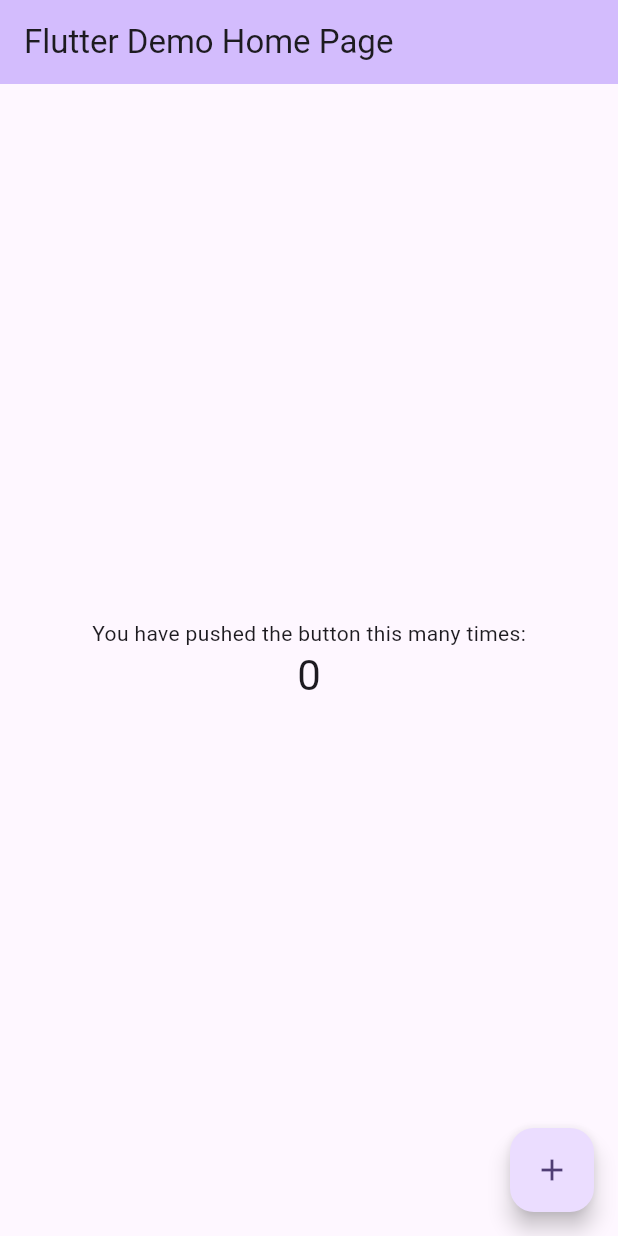
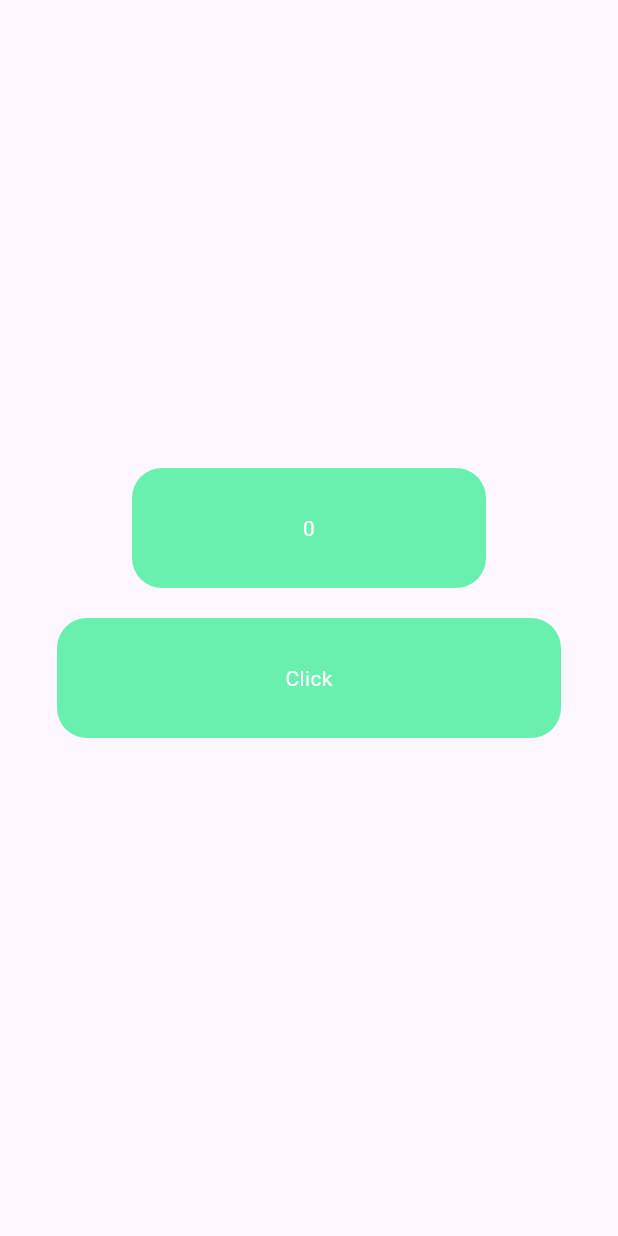
Before and after one commit to abir1219/getx_tutorial, a Flutter app: the screen it shows after launch, on a phone screen of 412 x 824 dp. Run offline on Flutter 3.47's test engine with Material 2 defaults, Android fonts, the phone set to English and light mode, and no system bars; our stand-ins replace get.

```diff
--- /dev/null
+++ b/lib/controller/tap_controller.dart
@@ -0,0 +1,13 @@
+import 'package:flutter/cupertino.dart';
+import 'package:get/get.dart';
+
+class TapController extends GetxController {
+  int _x = 0;
+  int get x => _x;
+
+  void increaseX(){
+    _x++;
+    debugPrint("$_x");
+    update();
+  }
+}
--- a/lib/main.dart
+++ b/lib/main.dart
@@ -1,4 +1,5 @@
 import 'package:flutter/material.dart';
+import 'package:getx_tutorial/screens/my_home_page.dart';
 
 void main() {
   runApp(const MyApp());
@@ -11,7 +12,8 @@ class MyApp extends StatelessWidget {
   @override
   Widget build(BuildContext context) {
     return MaterialApp(
-      title: 'Flutter Demo',
+      title: 'Getx Practice',
+      debugShowCheckedModeBanner: false,
       theme: ThemeData(
         // This is the theme of your application.
         //
@@ -31,95 +33,7 @@ class MyApp extends StatelessWidget {
         colorScheme: ColorScheme.fromSeed(seedColor: Colors.deepPurple),
         useMaterial3: true,
       ),
-      home: const MyHomePage(title: 'Flutter Demo Home Page'),
+      home: const MyHomePage(),
     );
   }
 }
-
-class MyHomePage extends StatefulWidget {
-  const MyHomePage({super.key, required this.title});
-
-  // This widget is the home page of your application. It is stateful, meaning
-  // that it has a State object (defined below) that contains fields that affect
-  // how it looks.
-
-  // This class is the configuration for the state. It holds the values (in this
-  // case the title) provided by the parent (in this case the App widget) and
-  // used by the build method of the State. Fields in a Widget subclass are
-  // always marked "final".
-
-  final String title;
-
-  @override
-  State<MyHomePage> createState() => _MyHomePageState();
-}
-
-class _MyHomePageState extends State<MyHomePage> {
-  int _counter = 0;
-
-  void _incrementCounter() {
-    setState(() {
-      // This call to setState tells the Flutter framework that something has
-      // changed in this State, which causes it to rerun the build method below
-      // so that the display can reflect the updated values. If we changed
-      // _counter without calling setState(), then the build method would not be
-      // called again, and so nothing would appear to happen.
-      _counter++;
-    });
-  }
-
-  @override
-  Widget build(BuildContext context) {
-    // This method is rerun every time setState is called, for instance as done
-    // by the _incrementCounter method above.
-    //
-    // The Flutter framework has been optimized to make rerunning build methods
-    // fast, so that you can just rebuild anything that needs updating rather
-    // than having to individually change instances of widgets.
-    return Scaffold(
-      appBar: AppBar(
-        // TRY THIS: Try changing the color here to a specific color (to
-        // Colors.amber, perhaps?) and trigger a hot reload to see the AppBar
-        // change color while the other colors stay the same.
-        backgroundColor: Theme.of(context).colorScheme.inversePrimary,
-        // Here we take the value from the MyHomePage object that was created by
-        // the App.build method, and use it to set our appbar title.
-        title: Text(widget.title),
-      ),
-      body: Center(
-        // Center is a layout widget. It takes a single child and positions it
-        // in the middle of the parent.
-        child: Column(
-          // Column is also a layout widget. It takes a list of children and
-          // arranges them vertically. By default, it sizes itself to fit its
-          // children horizontally, and tries to be as tall as its parent.
-          //
-          // Column has various properties to control how it sizes itself and
-          // how it positions its children. Here we use mainAxisAlignment to
-          // center the children vertically; the main axis here is the vertical
-          // axis because Columns are vertical (the cross axis would be
-          // horizontal).
-          //
-          // TRY THIS: Invoke "debug painting" (choose the "Toggle Debug Paint"
-          // action in the IDE, or press "p" in the console), to see the
-          // wireframe for each widget.
-          mainAxisAlignment: MainAxisAlignment.center,
-          children: <Widget>[
-            const Text(
-              'You have pushed the button this many times:',
-            ),
-            Text(
-              '$_counter',
-              style: Theme.of(context).textTheme.headlineMedium,
-            ),
-          ],
-        ),
-      ),
-      floatingActionButton: FloatingActionButton(
-        onPressed: _incrementCounter,
-        tooltip: 'Increment',
-        child: const Icon(Icons.add),
-      ), // This trailing comma makes auto-formatting nicer for build methods.
-    );
-  }
-}
--- /dev/null
+++ b/lib/screens/my_home_page.dart
@@ -0,0 +1,68 @@
+import 'package:flutter/material.dart';
+import 'package:get/get.dart';
+import 'package:get/get_core/src/get_main.dart';
+import 'package:getx_tutorial/controller/tap_controller.dart';
+
+class MyHomePage extends StatelessWidget {
+  const MyHomePage({super.key});
+
+  @override
+  Widget build(BuildContext context) {
+    var controller = Get.put(TapController());
+
+    return Scaffold(
+      body: Container(
+        margin: const EdgeInsets.all(9),
+        padding: const EdgeInsets.all(9),
+        width: double.maxFinite,
+        height: double.maxFinite,
+        child: Column(
+          mainAxisAlignment: MainAxisAlignment.center,
+          children: [
+            GetBuilder<TapController>(
+              builder: (_) {
+                return Container(
+                  margin: const EdgeInsets.symmetric(horizontal: 70),
+                  width: double.maxFinite,
+                  height: 80,
+                  decoration: BoxDecoration(
+                      color: Colors.greenAccent,
+                      borderRadius: BorderRadius.circular(20)),
+                  child: Center(
+                      child: Text(
+                    "${controller.x}",
+                    style: const TextStyle(
+                      color: Colors.white,
+                      fontSize: 14,
+                    ),
+                  )),
+                );
+              },
+            ),
+            GestureDetector(
+              onTap: () {
+                controller.increaseX();
+              },
+              child: Container(
+                margin: const EdgeInsets.all(20),
+                width: double.maxFinite,
+                height: 80,
+                decoration: BoxDecoration(
+                    color: Colors.greenAccent,
+                    borderRadius: BorderRadius.circular(20)),
+                child: const Center(
+                    child: Text(
+                  "Click",
+                  style: TextStyle(
+                    color: Colors.white,
+                    fontSize: 14,
+                  ),
+                )),
+              ),
+            )
+          ],
+        ),
+      ),
+    );
+  }
+}
--- a/pubspec.yaml
+++ b/pubspec.yaml
@@ -30,6 +30,7 @@ environment:
 dependencies:
   flutter:
     sdk: flutter
+  get: ^4.6.5
 
 
   # The following adds the Cupertino Icons font to your application.
```
Also changed, not shown: pubspec.lock.
